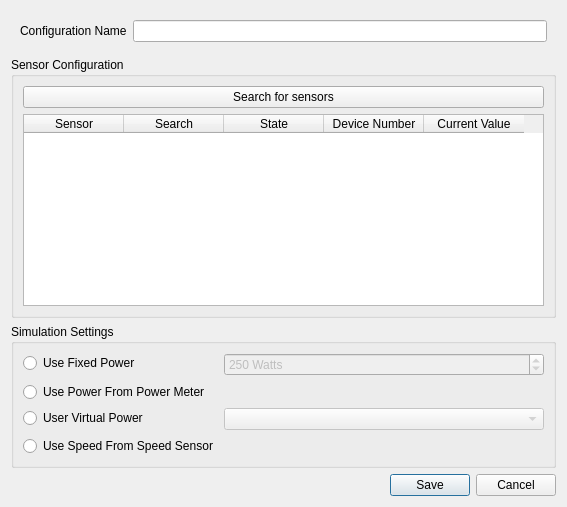
This is indoorcycling2/addsensorconfigurationdialog.ui in rsippl/big-ring as Qt 5 draws it before an edit. The edited form follows.
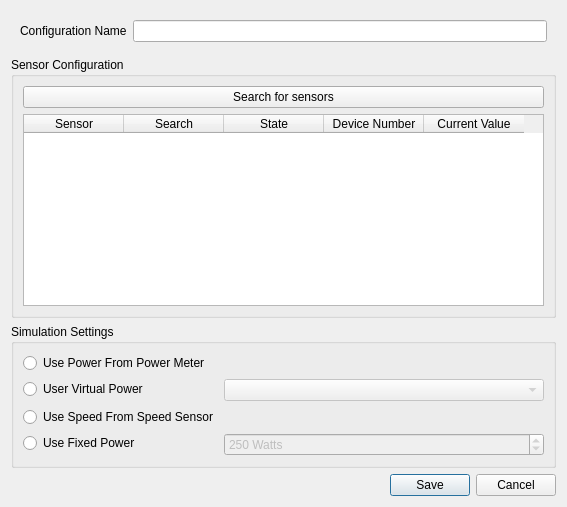
This is the edited form.

Commit message:
We're now able to save sensor settings (fixed power).
Virtual power has not been implemented yet.

Diff of the .ui file:
```diff
--- a/indoorcycling2/addsensorconfigurationdialog.ui
+++ b/indoorcycling2/addsensorconfigurationdialog.ui
@@ -111,32 +111,6 @@
       <string>Simulation Settings</string>
      </property>
      <layout class="QFormLayout" name="formLayout_2">
-      <item row="0" column="0">
-       <widget class="QRadioButton" name="fixedPowerButton">
-        <property name="text">
-         <string>Use Fixed Power</string>
-        </property>
-       </widget>
-      </item>
-      <item row="0" column="1">
-       <widget class="QSpinBox" name="powerSpinBox">
-        <property name="enabled">
-         <bool>false</bool>
-        </property>
-        <property name="suffix">
-         <string> Watts</string>
-        </property>
-        <property name="maximum">
-         <number>500</number>
-        </property>
-        <property name="singleStep">
-         <number>10</number>
-        </property>
-        <property name="value">
-         <number>250</number>
-        </property>
-       </widget>
-      </item>
       <item row="1" column="0">
        <widget class="QRadioButton" name="directPowerButton">
         <property name="text">
@@ -158,6 +132,13 @@
         </property>
        </widget>
       </item>
+      <item row="4" column="0">
+       <widget class="QRadioButton" name="fixedPowerButton">
+        <property name="text">
+         <string>Use Fixed Power</string>
+        </property>
+       </widget>
+      </item>
       <item row="3" column="0">
        <widget class="QRadioButton" name="directSpeedButton">
         <property name="text">
@@ -165,6 +146,25 @@
         </property>
        </widget>
       </item>
+      <item row="4" column="1">
+       <widget class="QSpinBox" name="powerSpinBox">
+        <property name="enabled">
+         <bool>false</bool>
+        </property>
+        <property name="suffix">
+         <string> Watts</string>
+        </property>
+        <property name="maximum">
+         <number>500</number>
+        </property>
+        <property name="singleStep">
+         <number>10</number>
+        </property>
+        <property name="value">
+         <number>250</number>
+        </property>
+       </widget>
+      </item>
      </layout>
     </widget>
    </item>
```
The commit also changes 7 other files.
